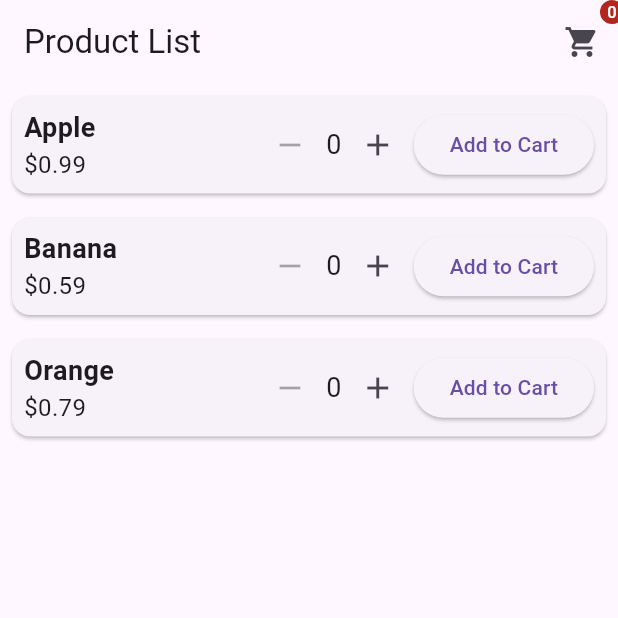
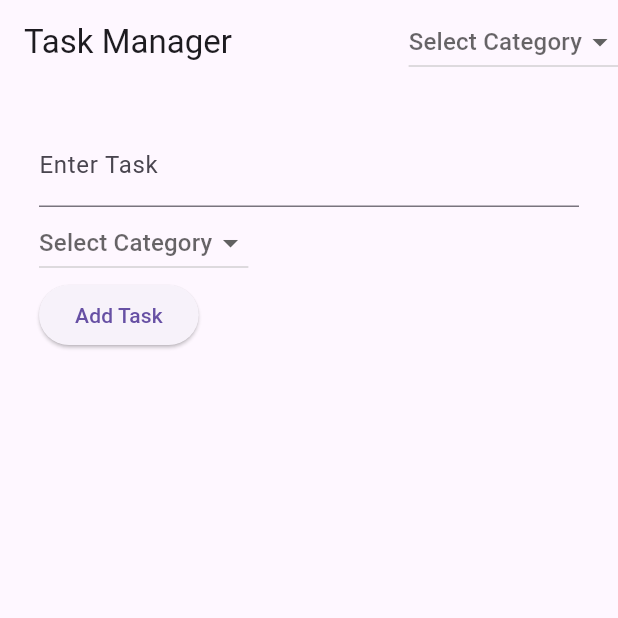
Before and after one commit to hs-dev1/flutter_state_management_comparison, a Flutter app: the screen it shows after launch, on a phone screen of 412 x 824 dp, the top half of it. Run offline on Flutter 3.47's test engine with Material 3 defaults, Android fonts, the light colour scheme and no system bars.

Commit message:
level 3 of provider with task manager app and advance concepts.

```diff
--- a/lib/cart_vm.dart
+++ /dev/null
@@ -1,38 +0,0 @@
-import 'package:flutter/material.dart';
-import 'package:redux_example/product.dart';
-
-
-class CartProvider extends ChangeNotifier {
-  final Map<String, int> _items = {};
-
-  Map<String, int> get items => _items;
-
-  void addItem(String productId) {
-    _items[productId] = (_items[productId] ?? 0) + 1;
-    notifyListeners();
-  }
-
-  void removeItem(String productId) {
-    if (_items.containsKey(productId)) {
-      if (_items[productId] == 1) {
-        _items.remove(productId);
-      } else {
-        _items[productId] = _items[productId]! - 1;
-      }
-      notifyListeners();
-    }
-  }
-
-  int getQuantity(String productId) {
-    return _items[productId] ?? 0;
-  }
-
-  double getTotalPrice(List<Product> products) {
-    return _items.entries.fold(0, (total, entry) {
-      final product = products.firstWhere((p) => p.id == entry.key);
-      return total + (product.price * entry.value);
-    });
-  }
-
-  int get totalItems => _items.values.fold(0, (sum, quantity) => sum + quantity);
-}
--- a/lib/main.dart
+++ b/lib/main.dart
@@ -1,15 +1,17 @@
 import 'package:flutter/material.dart';
 import 'package:provider/provider.dart';
-import 'package:redux_example/cart_vm.dart';
-import 'package:redux_example/product_list_screen.dart';
-import 'package:redux_example/product.dart';
 
 void main() {
   runApp(
     MultiProvider(
       providers: [
-        ChangeNotifierProvider(create: (context) => ProductProvider()),
-        ChangeNotifierProvider(create: (context) => CartProvider()),
+        ChangeNotifierProvider(create: (_) => TaskProvider()),
+        ChangeNotifierProvider(create: (_) => CategoryProvider()),
+        ProxyProvider2<TaskProvider, CategoryProvider, List<Task>>(
+          update: (context, taskProvider, categoryProvider, _) {
+            return taskProvider.tasksByCategory(categoryProvider.selectedCategory);
+          },
+        ),
       ],
       child: const MyApp(),
     ),
@@ -21,9 +23,194 @@ class MyApp extends StatelessWidget {
 
   @override
   Widget build(BuildContext context) {
-    return const MaterialApp(
-      title: "Cart App",
-      home: ProductListScreen(),
+    return MaterialApp(
+      title: 'Task Manager',
+      home: TaskListScreen(),
     );
   }
 }
+
+class Task {
+  String id;
+  String title;
+  bool isCompleted;
+  String categoryId;
+
+  Task({
+    required this.id,
+    required this.title,
+    this.isCompleted = false,
+    required this.categoryId,
+  });
+}
+
+class Category {
+  String id;
+  String name;
+
+  Category({required this.id, required this.name});
+}
+
+class TaskProvider extends ChangeNotifier {
+  final List<Task> _tasks = [];
+
+  List<Task> get tasks => _tasks;
+
+  void addTask(Task task) {
+    _tasks.add(task);
+    notifyListeners();
+  }
+
+  void removeTask(String taskId) {
+    _tasks.removeWhere((task) => task.id == taskId);
+    notifyListeners();
+  }
+
+  void toggleTaskCompletion(String taskId) {
+    final task = _tasks.firstWhere((task) => task.id == taskId);
+    task.isCompleted = !task.isCompleted;
+    notifyListeners();
+  }
+
+  List<Task> tasksByCategory(String? categoryId) {
+    if (categoryId == null) return _tasks;
+    return _tasks.where((task) => task.categoryId == categoryId).toList();
+  }
+}
+
+class CategoryProvider extends ChangeNotifier {
+  final List<Category> _categories = [
+    Category(id: '1', name: 'Work'),
+    Category(id: '2', name: 'Personal'),
+  ];
+
+  List<Category> get categories => _categories;
+
+  String? selectedCategory;
+  void selectCategory(String? categoryId) {
+    selectedCategory = categoryId;
+    notifyListeners();
+  }
+
+  void addCategory(Category category) {
+    _categories.add(category);
+    notifyListeners();
+  }
+
+  void removeCategory(String categoryId) {
+    _categories.removeWhere((category) => category.id == categoryId);
+    notifyListeners();
+  }
+}
+
+class TaskListScreen extends StatelessWidget {
+  final TextEditingController taskController = TextEditingController();
+
+  TaskListScreen({super.key});
+  String? selectedCategory;
+
+  @override
+  Widget build(BuildContext context) {
+    final taskProvider = Provider.of<TaskProvider>(context);
+    final categoryProvider = Provider.of<CategoryProvider>(context);
+
+    return Scaffold(
+      appBar: AppBar(
+        title: const Text('Task Manager'),
+        actions: [
+          DropdownButton<String>(
+            hint: const Text("Select Category"),
+            value: categoryProvider.selectedCategory,
+            items: categoryProvider.categories.map((category) {
+              return DropdownMenuItem(
+                value: category.id,
+                child: Text(category.name),
+              );
+            }).toList(),
+            onChanged: (categoryId) {
+              categoryProvider.selectCategory(categoryId);
+            },
+          ),
+        ],
+      ),
+      body: Padding(
+        padding: const EdgeInsets.all(26.0),
+        child: Column(
+          crossAxisAlignment: CrossAxisAlignment.start,
+          children: [
+            TextField(
+              controller: taskController,
+              decoration: const InputDecoration(labelText: 'Enter Task'),
+            ),
+            DropdownButton<String>(
+              hint: const Text("Select Category"),
+              value: selectedCategory,
+              items: categoryProvider.categories.map((category) {
+                return DropdownMenuItem(
+                  value: category.id,
+                  child: Text(category.name),
+                );
+              }).toList(),
+              onChanged: (categoryId) {
+                selectedCategory = categoryId;
+              },
+            ),
+            ElevatedButton(
+              onPressed: () {
+                if (taskController.text.isNotEmpty && selectedCategory != null) {
+                  final newTask = Task(
+                    id: DateTime.now().toString(),
+                    title: taskController.text,
+                    categoryId: selectedCategory!,
+                  );
+                  taskProvider.addTask(newTask);
+                  taskController.clear();
+                  selectedCategory = null;
+                } else {
+                  debugPrint("Task title cannot be empty");
+                }
+              },
+              child: const Text('Add Task'),
+            ),
+            Expanded(
+              child: Consumer<List<Task>>(
+                builder: (context, tasks, child) {
+                  return ListView.builder(
+                    itemCount: tasks.length,
+                    itemBuilder: (context, index) {
+                      return TaskItem(taskId: tasks[index].id);
+                    },
+                  );
+                },
+              ),
+            ),
+          ],
+        ),
+      ),
+    );
+  }
+}
+
+class TaskItem extends StatelessWidget {
+  final String taskId;
+
+  const TaskItem({super.key, required this.taskId});
+
+  @override
+  Widget build(BuildContext context) {
+    return Selector<TaskProvider, Task>(
+      selector: (_, provider) => provider.tasks.firstWhere((task) => task.id == taskId),
+      builder: (context, task, child) {
+        return ListTile(
+          title: Text(task.title),
+          trailing: Checkbox(
+            value: task.isCompleted,
+            onChanged: (value) {
+              Provider.of<TaskProvider>(context, listen: false).toggleTaskCompletion(taskId);
+            },
+          ),
+        );
+      },
+    );
+  }
+}
--- a/lib/product.dart
+++ /dev/null
@@ -1,19 +0,0 @@
-import 'package:flutter/material.dart';
-
-class Product {
-  final String id;
-  final String name;
-  final double price;
-
-  Product({required this.id, required this.name, required this.price});
-}
-
-class ProductProvider extends ChangeNotifier {
-  final List<Product> _products = [
-    Product(id: '1', name: 'Apple', price: 0.99),
-    Product(id: '2', name: 'Banana', price: 0.59),
-    Product(id: '3', name: 'Orange', price: 0.79),
-  ];
-
-  List<Product> get products => _products;
-}
--- a/lib/product_list_screen.dart
+++ /dev/null
@@ -1,93 +0,0 @@
-import 'package:flutter/material.dart';
-import 'package:provider/provider.dart';
-import 'package:redux_example/cart_screen.dart';
-import 'package:redux_example/cart_vm.dart';
-import 'package:redux_example/product.dart';
-
-class ProductListScreen extends StatelessWidget {
-  const ProductListScreen({super.key});
-
-  @override
-  Widget build(BuildContext context) {
-    return Scaffold(
-      appBar: AppBar(
-        title: const Text('Product List'),
-        actions: [
-          Badge(
-            label: Text(context.read<CartProvider>().totalItems.toString()),
-            child: IconButton(
-              icon: const Icon(Icons.shopping_cart),
-              onPressed: () => Navigator.push(
-                context,
-                MaterialPageRoute(builder: (context) => const CartScreen()),
-              ),
-            ),
-          ),
-        ],
-      ),
-      body: Consumer<ProductProvider>(
-        builder: (context, productProvider, child) {
-          return ListView.builder(
-            itemCount: productProvider.products.length,
-            itemBuilder: (context, index) {
-              final product = productProvider.products[index];
-              return ProductListItem(product: product);
-            },
-          );
-        },
-      ),
-    );
-  }
-}
-
-class ProductListItem extends StatelessWidget {
-  final Product product;
-
-  const ProductListItem({super.key, required this.product});
-
-  @override
-  Widget build(BuildContext context) {
-    return Card(
-      margin: const EdgeInsets.all(8),
-      child: Padding(
-        padding: const EdgeInsets.all(8),
-        child: Row(
-          mainAxisAlignment: MainAxisAlignment.spaceBetween,
-          children: [
-            Expanded(
-              child: Column(
-                crossAxisAlignment: CrossAxisAlignment.start,
-                children: [
-                  Text(product.name, style: const TextStyle(fontSize: 18, fontWeight: FontWeight.bold)),
-                  Text('\$${product.price.toStringAsFixed(2)}', style: const TextStyle(fontSize: 16)),
-                ],
-              ),
-            ),
-            Consumer<CartProvider>(
-              builder: (context, cart, child) {
-                int quantity = cart.getQuantity(product.id);
-                return Row(
-                  children: [
-                    IconButton(
-                      icon: const Icon(Icons.remove),
-                      onPressed: quantity > 0 ? () => cart.removeItem(product.id) : null,
-                    ),
-                    Text(quantity.toString(), style: const TextStyle(fontSize: 18)),
-                    IconButton(
-                      icon: const Icon(Icons.add),
-                      onPressed: () => cart.addItem(product.id),
-                    ),
-                    ElevatedButton(
-                      child: const Text('Add to Cart'),
-                      onPressed: () => cart.addItem(product.id),
-                    ),
-                  ],
-                );
-              },
-            ),
-          ],
-        ),
-      ),
-    );
-  }
-}
```
Also changed, not shown: lib/cart_screen.dart (deleted, +0 -90 lines), 1 other file.
